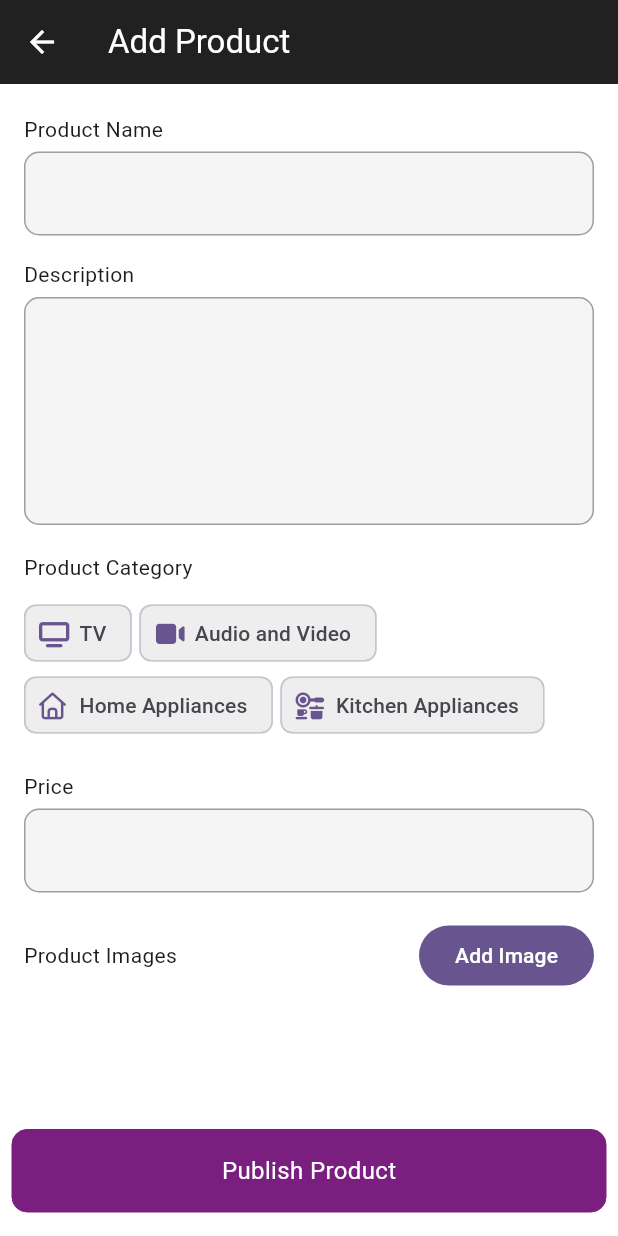
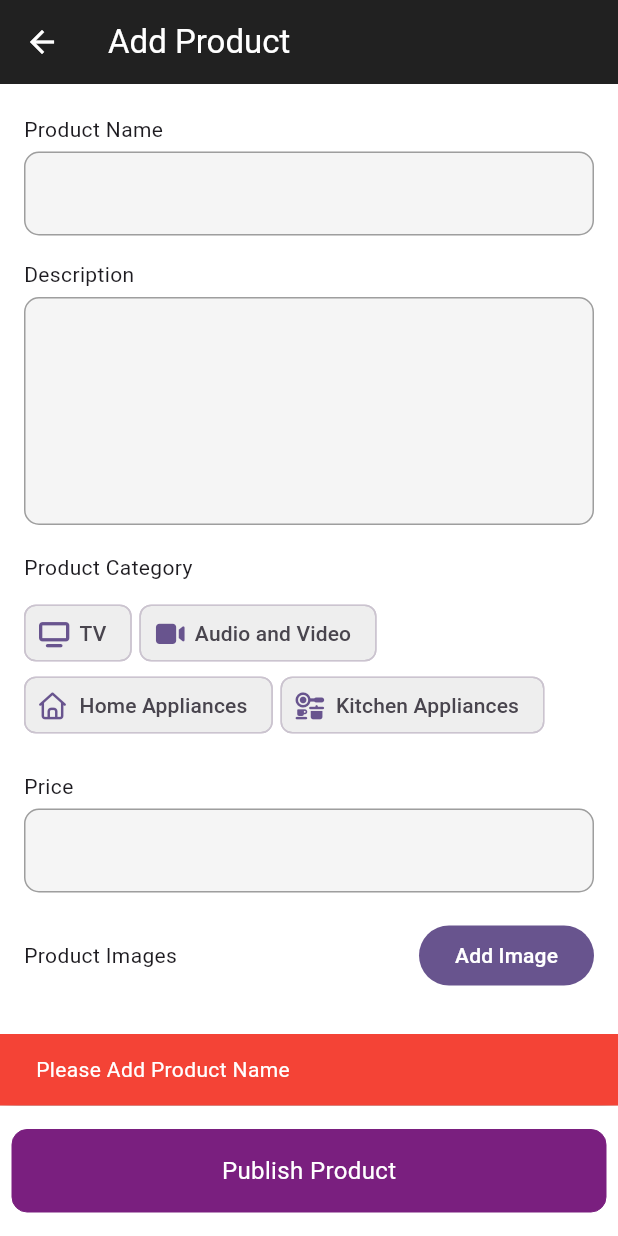
Before and after one commit to VishishtaDilsara/Ecommerce-Mobile-App-Abans, a Flutter app: the ProductAddScreen screen opened directly, after a tap on "Publish Product", on a phone screen of 412 x 824 dp. Run offline on Flutter 3.47's test engine with Material 3 defaults, Android fonts, the light colour scheme and no system bars; our stand-ins replace carousel_slider, cloud_firestore, firebase_auth, firebase_core, firebase_storage, flutter_easyloading and 5 more; missing offline and left inert: dart:ffi; accounts and stored records are empty.

Commit message:
Products added to firebase

```diff
--- /dev/null
+++ b/lib/controllers/product_controller.dart
@@ -0,0 +1,19 @@
+import 'package:cloud_firestore/cloud_firestore.dart';
+import 'package:logger/web.dart';
+import 'package:my_abans/models/product_model.dart';
+
+class ProductController {
+  CollectionReference productCollection = FirebaseFirestore.instance.collection(
+    'Products',
+  );
+
+  Future<bool> publishProduct(ProductModel product) async {
+    try {
+      await productCollection.doc(product.id).set(product.toJson());
+      return true;
+    } catch (e) {
+      Logger().e(e);
+      return false;
+    }
+  }
+}
--- a/lib/models/product_model.dart
+++ b/lib/models/product_model.dart
@@ -0,0 +1,43 @@
+class ProductModel {
+  final String id;
+  final String name;
+  final String description;
+  final String categoryId;
+  final double price;
+  final List<String> images;
+
+  ProductModel({
+    required this.id,
+    required this.categoryId,
+    required this.description,
+    required this.images,
+    required this.name,
+    required this.price,
+  });
+
+  factory ProductModel.fromJson(Map<String, dynamic> json) {
+    return ProductModel(
+      id: json['id'],
+      categoryId: json['categoryId'],
+      description: json['description'],
+      images: (json['images'] as List<dynamic>)
+          .map((e) => e as String)
+          .toList(),
+      name: json['name'],
+      price: json['price'],
+    );
+  }
+
+  // product model to json
+
+  Map<String, dynamic> toJson() {
+    return {
+      'id': id,
+      'categoryId': categoryId,
+      'description': description,
+      'images': images,
+      'name': name,
+      'price': price,
+    };
+  }
+}
--- a/lib/providers/product_add_provider.dart
+++ b/lib/providers/product_add_provider.dart
@@ -1,8 +1,14 @@
 import 'dart:io';
 
 import 'package:flutter/material.dart';
+import 'package:flutter_easyloading/flutter_easyloading.dart';
 import 'package:flutter_image_compress/flutter_image_compress.dart';
 import 'package:image_picker/image_picker.dart';
+import 'package:my_abans/controllers/product_controller.dart';
+import 'package:my_abans/controllers/storage_controller.dart';
+import 'package:my_abans/models/product_model.dart';
+import 'package:my_abans/utils/custom_dialogs.dart';
+import 'package:uuid/uuid.dart';
 
 class ProductAddProvider extends ChangeNotifier {
   final TextEditingController _productNameController = TextEditingController();
@@ -54,4 +60,68 @@ class ProductAddProvider extends ChangeNotifier {
     _pickedImages.remove(image);
     notifyListeners();
   }
+
+  void clearStates() {
+    _productNameController.clear();
+    _descriptionController.clear();
+    _priceController.clear();
+    _selectedCategoryId = null;
+    _pickedImages.clear();
+    notifyListeners();
+  }
+
+  Future<void> publishProduct(BuildContext context) async {
+    if (_productNameController.text.trim().isEmpty) {
+      CustomDialogs.showErrorSnackBar(context, 'Please Add Product Name');
+    } else if (_descriptionController.text.trim().isEmpty) {
+      CustomDialogs.showErrorSnackBar(
+        context,
+        'Please Add Product Description',
+      );
+    } else if (_selectedCategoryId == null) {
+      CustomDialogs.showErrorSnackBar(
+        context,
+        'Please Select Product Category',
+      );
+    } else if (_priceController.text.trim().isEmpty) {
+      CustomDialogs.showErrorSnackBar(context, 'Please Add Product Prize');
+    } else if (_pickedImages.isEmpty) {
+      CustomDialogs.showErrorSnackBar(context, 'Please Add atleast one image');
+    } else {
+      List<String> imageUrls = [];
+      EasyLoading.show();
+
+      for (var file in _pickedImages) {
+        final imageUrl = await StorageController().uploadFile(
+          file,
+          'Product Images',
+        );
+        if (imageUrl != null) {
+          imageUrls.add(imageUrl);
+        }
+      }
+      final product = ProductModel(
+        id: Uuid().v4(),
+        categoryId: _selectedCategoryId!,
+        description: _descriptionController.text.trim(),
+        images: imageUrls,
+        name: _productNameController.text.trim(),
+        price: double.parse(_priceController.text.trim()),
+      );
+      final isSuccess = await ProductController().publishProduct(product);
+      if (isSuccess) {
+        clearStates();
+        CustomDialogs.showSuccessSnackBar(
+          context,
+          'Product Publish Successfull',
+        );
+      } else {
+        CustomDialogs.showErrorSnackBar(
+          context,
+          'Product Image Publish Failed',
+        );
+      }
+      EasyLoading.dismiss();
+    }
+  }
 }
--- a/lib/screens/admin/product_add_screen.dart
+++ b/lib/screens/admin/product_add_screen.dart
@@ -148,7 +148,12 @@ class _ProductAddScreenState extends State<ProductAddScreen> {
               Padding(
                 padding: const EdgeInsets.all(8.0),
                 child: SafeArea(
-                  child: CustomButton(text: 'Publish Product', onTap: () {}),
+                  child: CustomButton(
+                    text: 'Publish Product',
+                    onTap: () {
+                      productAddProvider.publishProduct(context);
+                    },
+                  ),
                 ),
               ),
             ],
--- a/pubspec.yaml
+++ b/pubspec.yaml
@@ -45,6 +45,7 @@ dependencies:
   image_picker: ^1.2.0
   flutter_image_compress: ^2.4.0
   firebase_storage: ^13.0.3
+  uuid: ^4.5.1
 
 dev_dependencies:
   flutter_test:
```
Also changed, not shown: lib/controllers/storage_controller.dart (added, +23 -0 lines), lib/utils/custom_dialogs.dart (+10 -0 lines), pubspec.lock.
